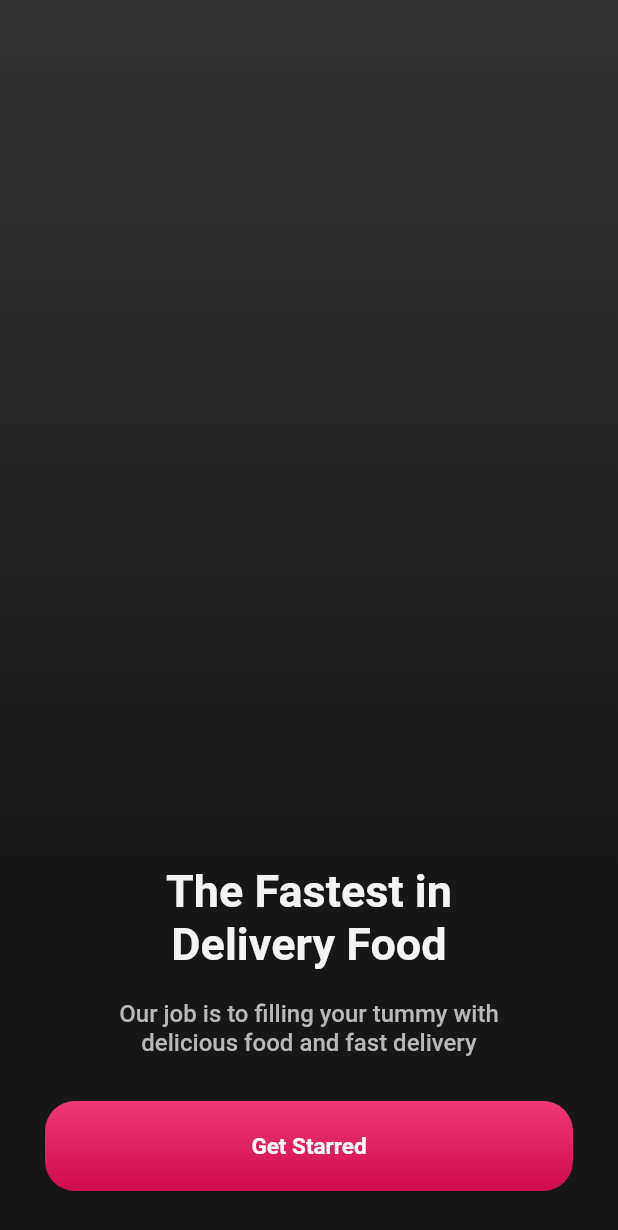
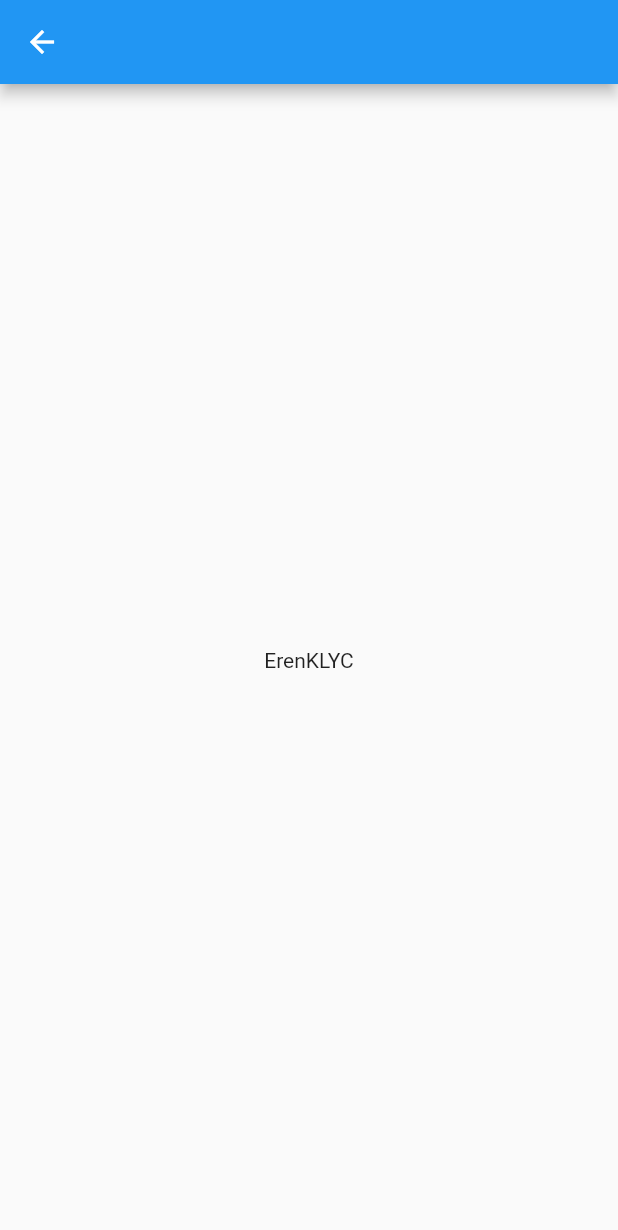
Before and after one commit to ernklyc/flutter_turkish_food_app_ui, a Flutter app: the screen it shows after launch, after a tap on "Get Starred", on a phone screen of 412 x 824 dp. Shown: the top 1230 px of the screen. Run offline on Flutter 3.47's test engine with Material 2 defaults, Android fonts, the phone set to English and light mode, and no system bars.

Commit message:
home page update

```diff
--- a/flutter_turkish_food_app_ui/lib/main.dart
+++ b/flutter_turkish_food_app_ui/lib/main.dart
@@ -11,7 +11,8 @@ class MyApp extends StatelessWidget {
   @override
   Widget build(BuildContext context) {
     return MaterialApp(
-      title: 'Flutter Demo',
+      debugShowCheckedModeBanner: false,
+      title: 'Foot App',
       theme: ThemeData(
         primarySwatch: Colors.blue,
       ),
--- /dev/null
+++ b/flutter_turkish_food_app_ui/lib/pages/first_page.dart
@@ -0,0 +1,23 @@
+import 'package:flutter/material.dart';
+
+class FirstPage extends StatefulWidget {
+  const FirstPage({super.key});
+
+  @override
+  State<FirstPage> createState() => _FirstPageState();
+}
+
+class _FirstPageState extends State<FirstPage> {
+  @override
+  Widget build(BuildContext context) {
+    return Scaffold(
+      appBar: AppBar(),
+      body: Column(
+        mainAxisAlignment: MainAxisAlignment.center,
+        children: const [
+          Center(child: Text("ErenKLYC")),
+        ],
+      ),
+    );
+  }
+}
--- a/flutter_turkish_food_app_ui/lib/pages/home_page.dart
+++ b/flutter_turkish_food_app_ui/lib/pages/home_page.dart
@@ -1,4 +1,5 @@
 import 'package:flutter/material.dart';
+import 'package:flutter_turkish_food_app_ui/pages/first_page.dart';
 
 class HomePage extends StatefulWidget {
   const HomePage({super.key});
@@ -22,9 +23,37 @@ class _HomePageState extends State<HomePage> {
                       begin: Alignment.topCenter,
                       end: Alignment.bottomCenter,
                       colors: [
-                    Color.fromARGB(255, 52, 52, 52),
+                    Color.fromARGB(255, 42, 42, 42),
                     Color.fromARGB(255, 23, 23, 23),
                   ])),
+              child: Stack(
+                children: [
+                  Padding(
+                    padding: const EdgeInsets.symmetric(vertical: 40),
+                    child: Container(
+                      alignment: Alignment.bottomCenter,
+                      child: SizedBox(
+                        height: 270,
+                        child: Image.asset('assets/png/kkp.png'),
+                      ),
+                    ),
+                  ),
+                  Container(
+                    alignment: Alignment.topLeft,
+                    child: SizedBox(
+                      height: 250,
+                      child: Image.asset('assets/png/k.png'),
+                    ),
+                  ),
+                  Container(
+                    alignment: Alignment.topRight,
+                    child: SizedBox(
+                      height: 225,
+                      child: Image.asset('assets/png/p.png'),
+                    ),
+                  ),
+                ],
+              ),
             ),
           ),
           //--------------------------------------------------------------------
@@ -47,13 +76,13 @@ class _HomePageState extends State<HomePage> {
                     child: Text(
                       "The Fastest in Delivery Food",
                       textAlign: TextAlign.center,
-                      style: Theme.of(context)
-                          .textTheme
-                          .headlineMedium
-                          ?.copyWith(
-                              color: const Color.fromARGB(255, 244, 244, 244),
-                              fontWeight: FontWeight.w700,
-                              fontSize: 30),
+                      style:
+                          Theme.of(context).textTheme.headlineMedium?.copyWith(
+                                color: const Color.fromARGB(255, 244, 244, 244),
+                                fontWeight: FontWeight.w700,
+                                fontSize: 30,
+                                fontFamily: 'SecularOne',
+                              ),
                     ),
                   ),
                   SizedBox(
@@ -61,14 +90,22 @@ class _HomePageState extends State<HomePage> {
                     child: Text(
                       "Our job is to filling your tummy with delicious food and fast delivery",
                       textAlign: TextAlign.center,
-                      style: Theme.of(context).textTheme.titleMedium?.copyWith(
+                      style: Theme.of(context).textTheme.titleSmall?.copyWith(
                             color: const Color.fromARGB(255, 184, 184, 184),
-                            fontWeight: FontWeight.w500,
+                            fontFamily: 'SecularOne',
                           ),
                     ),
                   ),
                   GestureDetector(
-                    onTap: () {},
+                    onTap: () {
+                      Navigator.of(context).push(
+                        MaterialPageRoute(
+                          builder: (context) {
+                            return const FirstPage();
+                          },
+                        ),
+                      );
+                    },
                     child: Padding(
                       padding: const EdgeInsets.only(
                           left: 30, right: 30, bottom: 30, top: 10),
@@ -80,8 +117,8 @@ class _HomePageState extends State<HomePage> {
                             begin: Alignment.topCenter,
                             end: Alignment.bottomCenter,
                             colors: [
-                              Color.fromARGB(255, 240, 55, 117),
-                              Color.fromARGB(255, 206, 12, 77)
+                              Color.fromARGB(255, 240, 55, 55),
+                              Color.fromARGB(255, 241, 19, 19)
                             ],
                           ),
                         ),
@@ -89,9 +126,9 @@ class _HomePageState extends State<HomePage> {
                           child: Text(
                             'Get Starred',
                             style: TextStyle(
-                              fontSize: 15.0,
-                              fontWeight: FontWeight.bold,
+                              fontSize: 16.0,
                               color: Colors.white,
+                              fontFamily: 'SecularOne',
                             ),
                           ),
                         ),
```
Also changed, not shown: flutter_turkish_food_app_ui/pubspec.yaml (+6 -7 lines), flutter_turkish_food_app_ui/assets/png/k.png (added), flutter_turkish_food_app_ui/assets/png/kkp.png (added), flutter_turkish_food_app_ui/assets/png/p.png (added), flutter_turkish_food_app_ui/fonts/SecularOne-Regular.ttf (added).
